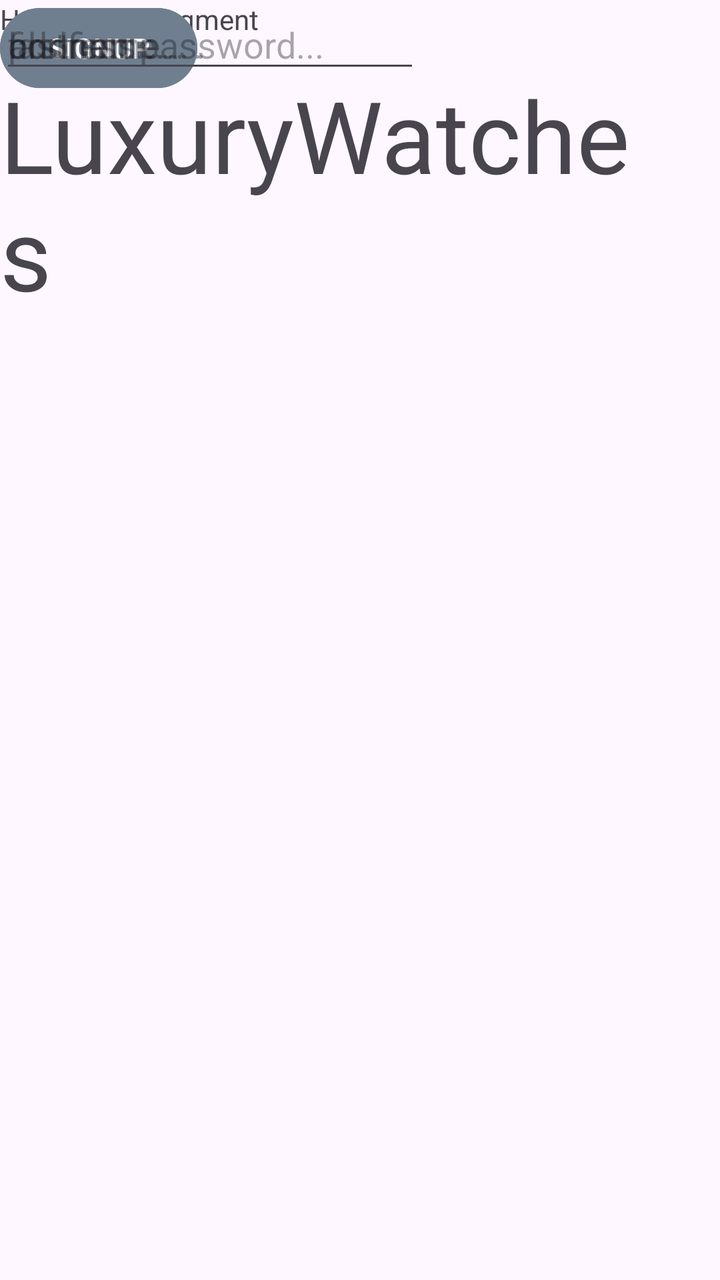
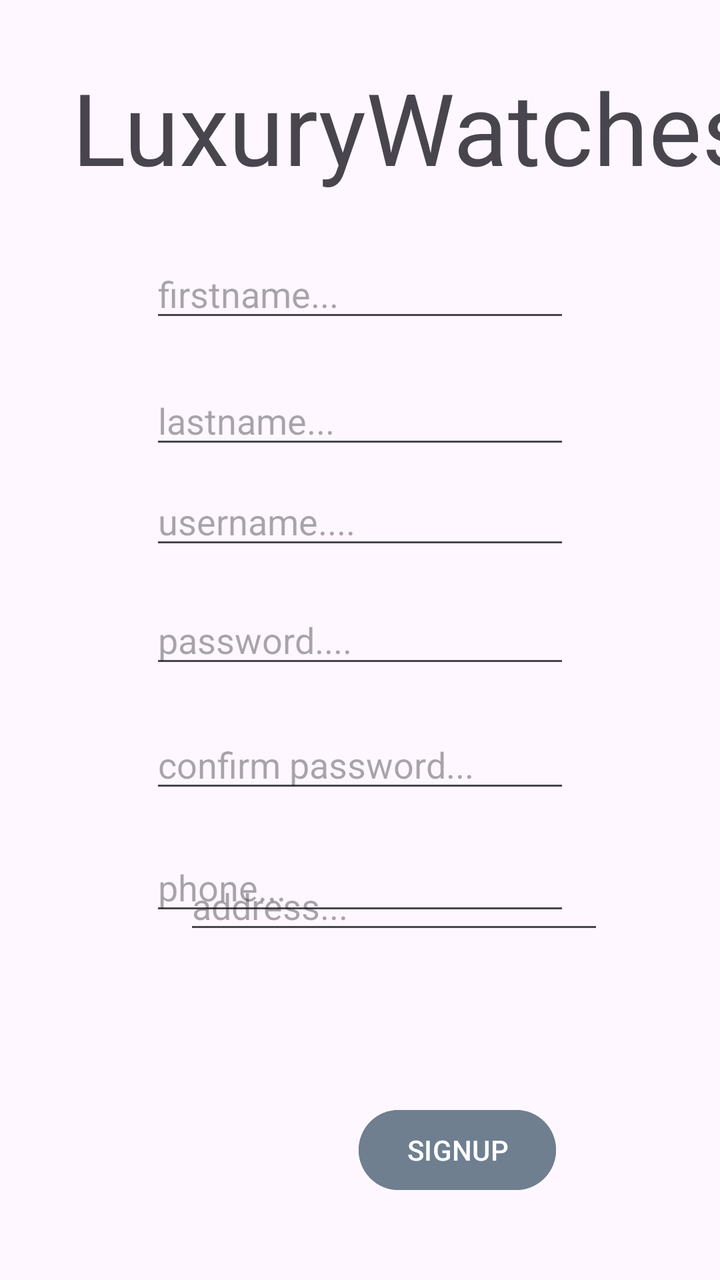

An Android layout rendered at two revisions. The XML below is the earlier revision; the diff shows what the commit changed to produce the second picture.
<!-- AndroidManifest.xml: application theme Theme.LuxuryWatches -->
<!-- res/layout/fragment_signup.xml -->
<?xml version="1.0" encoding="utf-8"?>
<FrameLayout xmlns:android="http://schemas.android.com/apk/res/android"
    xmlns:tools="http://schemas.android.com/tools"
    android:layout_width="match_parent"
    android:layout_height="match_parent"
    xmlns:app="http://schemas.android.com/apk/res-auto"
    tools:context=".SignupFragment">

    

    <TextView
        android:layout_width="match_parent"
        android:layout_height="match_parent"
        android:text="@string/hello_blank_fragment" />

    <EditText
        android:id="@+id/etUsernameSignup"
        android:layout_width="wrap_content"
        android:layout_height="wrap_content"
        android:layout_marginBottom="18dp"
        android:ems="10"
        android:hint="username...."
        android:inputType="textEmailAddress"
        app:layout_constraintBottom_toTopOf="@+id/etPasswordSignup"
        app:layout_constraintStart_toStartOf="@+id/etLastnameSignupFragment"
        app:layout_constraintTop_toBottomOf="@+id/etLastnameSignupFragment"
        tools:ignore="DuplicateClickableBoundsCheck" />

    <EditText
        android:id="@+id/etPasswordSignup"
        android:layout_width="wrap_content"
        android:layout_height="wrap_content"
        android:layout_marginBottom="22dp"
        android:ems="10"
        android:hint="password...."
        android:inputType="textPassword"
        app:layout_constraintBottom_toTopOf="@+id/etConfirmPasswordSignupFragment"
        app:layout_constraintStart_toStartOf="@+id/etUsernameSignup"
        app:layout_constraintTop_toBottomOf="@+id/etUsernameSignup" />

    <Button
        android:id="@+id/btnSignupSignup"
        android:layout_width="wrap_content"
        android:layout_height="wrap_content"
        android:layout_marginEnd="92dp"
        android:layout_marginBottom="42dp"
        android:backgroundTint="#6F7F8F"
        android:text="SIGNUP"
        app:layout_constraintBottom_toBottomOf="parent"
        app:layout_constraintEnd_toEndOf="parent"
        app:layout_constraintStart_toEndOf="@+id/ivPhotoSignupFragment" />

    <ImageView
        android:id="@+id/ivPhotoSignupFragment"
        android:layout_width="100dp"
        android:layout_height="100dp"
        android:layout_marginStart="101dp"
        android:layout_marginEnd="38dp"
        android:layout_marginBottom="56dp"
        android:background="@drawable/ic_add"
        android:src="@drawable/top_backgroun_profile"
        app:layout_constraintBottom_toBottomOf="parent"
        app:layout_constraintEnd_toStartOf="@+id/btnSignupSignup"
        app:layout_constraintStart_toStartOf="parent"
        app:layout_constraintTop_toBottomOf="@+id/etAddressSignupFragment" />

    <TextView
        android:id="@+id/H1"
        android:layout_width="wrap_content"
        android:layout_height="wrap_content"
        android:layout_marginTop="34dp"
        android:layout_marginEnd="28dp"
        android:layout_marginBottom="35dp"
        android:text="LuxuryWatches"
        android:textSize="50sp"
        app:layout_constraintBottom_toTopOf="@+id/etFirstnameSignupFragment"
        app:layout_constraintEnd_toEndOf="@+id/etFirstnameSignupFragment"
        app:layout_constraintTop_toTopOf="parent" />

    <EditText
        android:id="@+id/etFirstnameSignupFragment"
        android:layout_width="wrap_content"
        android:layout_height="wrap_content"
        android:layout_marginBottom="23dp"
        android:ems="10"
        android:hint="firstname..."
        android:inputType="text"
        app:layout_constraintBottom_toTopOf="@+id/etLastnameSignupFragment"
        app:layout_constraintEnd_toEndOf="parent"
        app:layout_constraintStart_toStartOf="parent"
        app:layout_constraintTop_toBottomOf="@+id/H1" />

    <EditText
        android:id="@+id/etLastnameSignupFragment"
        android:layout_width="wrap_content"
        android:layout_height="wrap_content"
        android:layout_marginBottom="9dp"
        android:ems="10"
        android:hint="lastname..."
        android:inputType="text"
        app:layout_constraintBottom_toTopOf="@+id/etUsernameSignup"
        app:layout_constraintStart_toStartOf="@+id/etFirstnameSignupFragment"
        app:layout_constraintTop_toBottomOf="@+id/etFirstnameSignupFragment" />

    <EditText
        android:id="@+id/etConfirmPasswordSignupFragment"
        android:layout_width="wrap_content"
        android:layout_height="wrap_content"
        android:layout_marginBottom="20dp"
        android:ems="10"
        android:hint="confirm password..."
        android:inputType="textPassword"
        app:layout_constraintBottom_toTopOf="@+id/etPhoneSignupFragment"
        app:layout_constraintStart_toStartOf="@+id/etPasswordSignup"
        app:layout_constraintTop_toBottomOf="@+id/etPasswordSignup" />

    <EditText
        android:id="@+id/etPhoneSignupFragment"
        android:layout_width="wrap_content"
        android:layout_height="wrap_content"
        android:layout_marginBottom="26dp"
        android:ems="10"
        android:hint="phone..."
        android:inputType="number|numberDecimal|numberSigned"
        app:layout_constraintBottom_toTopOf="@+id/etAddressSignupFragment"
        app:layout_constraintStart_toStartOf="@+id/etConfirmPasswordSignupFragment"
        app:layout_constraintTop_toBottomOf="@+id/etConfirmPasswordSignupFragment" />

    <EditText
        android:id="@+id/etAddressSignupFragment"
        android:layout_width="wrap_content"
        android:layout_height="wrap_content"
        android:layout_marginBottom="24dp"
        android:ems="10"
        android:hint="address..."
        android:inputType="text"
        app:layout_constraintBottom_toTopOf="@+id/ivPhotoSignupFragment"
        app:layout_constraintStart_toStartOf="@+id/ivPhotoSignupFragment"
        app:layout_constraintTop_toBottomOf="@+id/etPhoneSignupFragment" />

</FrameLayout>
<!-- resources referenced by this layout -->
<resources>
  <!-- drawable ic_add (drawable) -->
  <?xml version="1.0" encoding="utf-8"?>
  <selector xmlns:android="http://schemas.android.com/apk/res/android">
  
  </selector>
  <!-- drawable top_backgroun_profile (drawable) -->
  <?xml version="1.0" encoding="utf-8"?>
  <selector xmlns:android="http://schemas.android.com/apk/res/android">
  
  </selector>
  <string name="hello_blank_fragment">Hello blank fragment</string>
  <style name="Theme.LuxuryWatches" parent="Base.Theme.LuxuryWatches" />
  <style name="Base.Theme.LuxuryWatches" parent="Theme.Material3.DayNight.NoActionBar">
          
          
      </style>
</resources>

<!-- the commit's change to res/layout/fragment_signup.xml (unified diff, before → after) -->
@@ -1,27 +1,21 @@
 <?xml version="1.0" encoding="utf-8"?>
-<FrameLayout xmlns:android="http://schemas.android.com/apk/res/android"
+<androidx.constraintlayout.widget.ConstraintLayout xmlns:android="http://schemas.android.com/apk/res/android"
+    xmlns:app="http://schemas.android.com/apk/res-auto"
     xmlns:tools="http://schemas.android.com/tools"
     android:layout_width="match_parent"
     android:layout_height="match_parent"
-    xmlns:app="http://schemas.android.com/apk/res-auto"
     tools:context=".SignupFragment">
 
     
-
-    <TextView
-        android:layout_width="match_parent"
-        android:layout_height="match_parent"
-        android:text="@string/hello_blank_fragment" />
 
     <EditText
         android:id="@+id/etUsernameSignup"
         android:layout_width="wrap_content"
         android:layout_height="wrap_content"
-        android:layout_marginBottom="18dp"
+        android:layout_marginTop="9dp"
         android:ems="10"
         android:hint="username...."
         android:inputType="textEmailAddress"
-        app:layout_constraintBottom_toTopOf="@+id/etPasswordSignup"
         app:layout_constraintStart_toStartOf="@+id/etLastnameSignupFragment"
         app:layout_constraintTop_toBottomOf="@+id/etLastnameSignupFragment"
         tools:ignore="DuplicateClickableBoundsCheck" />
@@ -30,11 +24,10 @@
         android:id="@+id/etPasswordSignup"
         android:layout_width="wrap_content"
         android:layout_height="wrap_content"
-        android:layout_marginBottom="22dp"
+        android:layout_marginTop="18dp"
         android:ems="10"
         android:hint="password...."
         android:inputType="textPassword"
-        app:layout_constraintBottom_toTopOf="@+id/etConfirmPasswordSignupFragment"
         app:layout_constraintStart_toStartOf="@+id/etUsernameSignup"
         app:layout_constraintTop_toBottomOf="@+id/etUsernameSignup" />
 
@@ -42,8 +35,8 @@
         android:id="@+id/btnSignupSignup"
         android:layout_width="wrap_content"
         android:layout_height="wrap_content"
-        android:layout_marginEnd="92dp"
-        android:layout_marginBottom="42dp"
+        android:layout_marginEnd="82dp"
+        android:layout_marginBottom="41dp"
         android:backgroundTint="#6F7F8F"
         android:text="SIGNUP"
         app:layout_constraintBottom_toBottomOf="parent"
@@ -52,40 +45,36 @@
 
     <ImageView
         android:id="@+id/ivPhotoSignupFragment"
-        android:layout_width="100dp"
+        android:layout_width="0dp"
         android:layout_height="100dp"
-        android:layout_marginStart="101dp"
+        android:layout_marginStart="92dp"
         android:layout_marginEnd="38dp"
-        android:layout_marginBottom="56dp"
+        android:layout_marginBottom="44dp"
         android:background="@drawable/ic_add"
         android:src="@drawable/top_backgroun_profile"
         app:layout_constraintBottom_toBottomOf="parent"
         app:layout_constraintEnd_toStartOf="@+id/btnSignupSignup"
-        app:layout_constraintStart_toStartOf="parent"
-        app:layout_constraintTop_toBottomOf="@+id/etAddressSignupFragment" />
+        app:layout_constraintStart_toStartOf="parent" />
 
     <TextView
         android:id="@+id/H1"
         android:layout_width="wrap_content"
         android:layout_height="wrap_content"
-        android:layout_marginTop="34dp"
-        android:layout_marginEnd="28dp"
-        android:layout_marginBottom="35dp"
+        android:layout_marginStart="36dp"
+        android:layout_marginTop="30dp"
         android:text="LuxuryWatches"
         android:textSize="50sp"
-        app:layout_constraintBottom_toTopOf="@+id/etFirstnameSignupFragment"
-        app:layout_constraintEnd_toEndOf="@+id/etFirstnameSignupFragment"
+        app:layout_constraintStart_toStartOf="parent"
         app:layout_constraintTop_toTopOf="parent" />
 
     <EditText
         android:id="@+id/etFirstnameSignupFragment"
         android:layout_width="wrap_content"
         android:layout_height="wrap_content"
-        android:layout_marginBottom="23dp"
+        android:layout_marginTop="28dp"
         android:ems="10"
         android:hint="firstname..."
         android:inputType="text"
-        app:layout_constraintBottom_toTopOf="@+id/etLastnameSignupFragment"
         app:layout_constraintEnd_toEndOf="parent"
         app:layout_constraintStart_toStartOf="parent"
         app:layout_constraintTop_toBottomOf="@+id/H1" />
@@ -94,11 +83,10 @@
         android:id="@+id/etLastnameSignupFragment"
         android:layout_width="wrap_content"
         android:layout_height="wrap_content"
-        android:layout_marginBottom="9dp"
+        android:layout_marginTop="22dp"
         android:ems="10"
         android:hint="lastname..."
         android:inputType="text"
-        app:layout_constraintBottom_toTopOf="@+id/etUsernameSignup"
         app:layout_constraintStart_toStartOf="@+id/etFirstnameSignupFragment"
         app:layout_constraintTop_toBottomOf="@+id/etFirstnameSignupFragment" />
 
@@ -106,11 +94,10 @@
         android:id="@+id/etConfirmPasswordSignupFragment"
         android:layout_width="wrap_content"
         android:layout_height="wrap_content"
-        android:layout_marginBottom="20dp"
+        android:layout_marginTop="21dp"
         android:ems="10"
         android:hint="confirm password..."
         android:inputType="textPassword"
-        app:layout_constraintBottom_toTopOf="@+id/etPhoneSignupFragment"
         app:layout_constraintStart_toStartOf="@+id/etPasswordSignup"
         app:layout_constraintTop_toBottomOf="@+id/etPasswordSignup" />
 
@@ -118,11 +105,10 @@
         android:id="@+id/etPhoneSignupFragment"
         android:layout_width="wrap_content"
         android:layout_height="wrap_content"
-        android:layout_marginBottom="26dp"
+        android:layout_marginTop="20dp"
         android:ems="10"
         android:hint="phone..."
         android:inputType="number|numberDecimal|numberSigned"
-        app:layout_constraintBottom_toTopOf="@+id/etAddressSignupFragment"
         app:layout_constraintStart_toStartOf="@+id/etConfirmPasswordSignupFragment"
         app:layout_constraintTop_toBottomOf="@+id/etConfirmPasswordSignupFragment" />
 
@@ -135,7 +121,6 @@
         android:hint="address..."
         android:inputType="text"
         app:layout_constraintBottom_toTopOf="@+id/ivPhotoSignupFragment"
-        app:layout_constraintStart_toStartOf="@+id/ivPhotoSignupFragment"
-        app:layout_constraintTop_toBottomOf="@+id/etPhoneSignupFragment" />
+        app:layout_constraintStart_toStartOf="@+id/ivPhotoSignupFragment" />
 
-</FrameLayout>
+</androidx.constraintlayout.widget.ConstraintLayout>
<!-- resource entries referenced after the edit -->
@@ -10,7 +10,6 @@
   <selector xmlns:android="http://schemas.android.com/apk/res/android">
   
   </selector>
-  <string name="hello_blank_fragment">Hello blank fragment</string>
   <style name="Theme.LuxuryWatches" parent="Base.Theme.LuxuryWatches" />
   <style name="Base.Theme.LuxuryWatches" parent="Theme.Material3.DayNight.NoActionBar">
           
